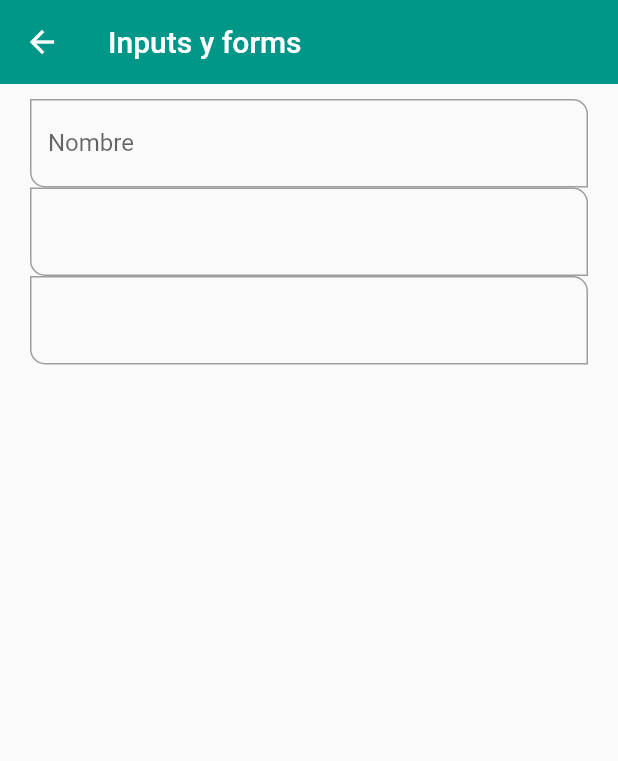
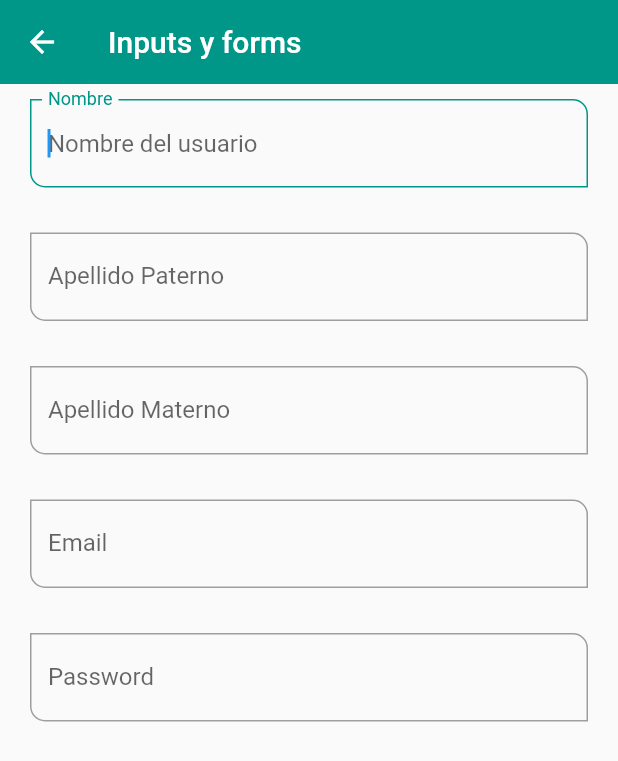
Before and after one commit to VictorAlas92/fl_component, a Flutter app: the InputsScreen screen opened by its route, on a phone screen of 412 x 824 dp. Shown: the top 761 px of the screen. Run offline on Flutter 3.47's test engine with Material 2 defaults, Android fonts, the phone set to English and light mode, and no system bars.

Commit message:
90 Enail y password field _ se agregan campos para recibir correo y password, ambos se personalizan con el tipo de teclado necesario y en el caso del password se ocultan los caracteres que se ingresan

```diff
--- a/lib/ui/screens/inputs_screen.dart
+++ b/lib/ui/screens/inputs_screen.dart
@@ -16,11 +16,32 @@ class InputsScreen extends StatelessWidget {
             child: Column(
               children: const [
                 CustomInputField(
-                  labelText: "Nombre",
-                  hintText: "Nombre del usuario",
+                    labelText: "Nombre",
+                    hintText: "Nombre del usuario",
+                    autofocus: true),
+                SizedBox(height: 30),
+                CustomInputField(
+                  labelText: "Apellido Paterno",
+                  hintText: "Apellido Paterno",
                 ),
-                CustomInputField(),
-                CustomInputField(),
+                SizedBox(height: 30),
+                CustomInputField(
+                  labelText: "Apellido Materno",
+                  hintText: "Apellido Materno",
+                ),
+                SizedBox(height: 30),
+                CustomInputField(
+                  labelText: "Email",
+                  hintText: "Email",
+                  keyboardType: TextInputType.emailAddress,
+                ),
+                SizedBox(height: 30),
+                CustomInputField(
+                  labelText: "Password",
+                  hintText: "Password",
+                  obscureText: true,
+                ),
+                SizedBox(height: 30),
               ],
             ),
           ),
--- a/lib/ui/widgets/custom_input_field.dart
+++ b/lib/ui/widgets/custom_input_field.dart
@@ -4,8 +4,11 @@ class CustomInputField extends StatelessWidget {
   final String? hintText;
   final String? labelText;
   final String? helperText;
+  final bool autofocus;
+  final bool obscureText;
   final IconData? icon;
   final IconData? suffixicon;
+  final TextInputType? keyboardType;
 
   const CustomInputField({
     super.key,
@@ -14,14 +17,19 @@ class CustomInputField extends StatelessWidget {
     this.helperText,
     this.icon,
     this.suffixicon,
+    this.autofocus = false,
+    this.obscureText = false,
+    this.keyboardType,
   });
 
   @override
   Widget build(BuildContext context) {
     return TextFormField(
-      autofocus: false,
+      autofocus: autofocus,
       initialValue: '',
       textCapitalization: TextCapitalization.words,
+      keyboardType: keyboardType,
+      obscureText: obscureText,
       //*con la propiedad onchange podemos recolectar el valor de lo que se esta escribiendo
       //*en tiempo real
       onChanged: (value) {
```
